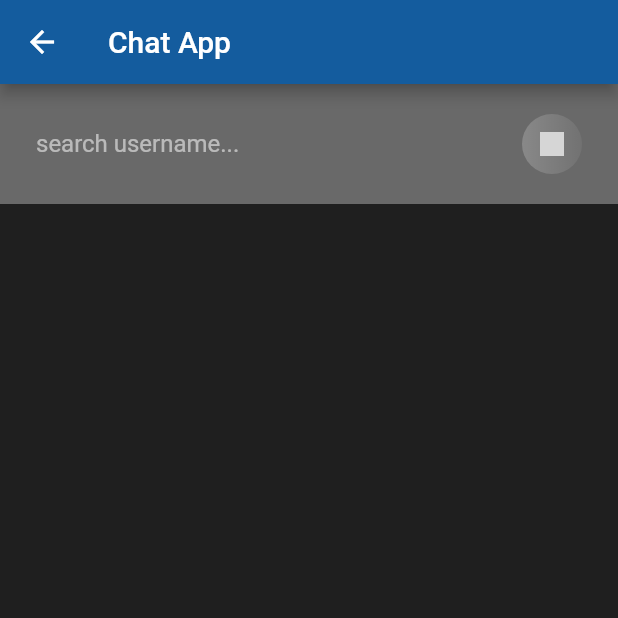
After one commit to hanishk/Online-Flutter_Chat, a Flutter app: the SearchScreen screen opened directly, on a phone screen of 412 x 824 dp, the top half of it. The commit adds this screen. Run offline on Flutter 3.47's test engine with Material 2 defaults, Android fonts, the phone set to English and light mode, and no system bars; our stand-ins replace firebase_auth; accounts and stored records are empty; grey boxes are pictures that could not be loaded.

Commit message:
Users Authentication

```diff
--- a/lib/main.dart
+++ b/lib/main.dart
@@ -1,5 +1,6 @@
-import 'package:chat_app/views/sigin.dart';
+import 'package:chat_app/helper/authenticate.dart';
 import 'package:flutter/material.dart';
+
 
 void main() => runApp(MyApp());
 
@@ -15,7 +16,7 @@ class MyApp extends StatelessWidget {
         primaryColor: Color(0xff145C9E),
         visualDensity: VisualDensity.adaptivePlatformDensity
       ),
-      home: SignIn()
+      home: Authenticate()
     );
   }
 }
--- /dev/null
+++ b/lib/model/user.dart
@@ -0,0 +1,5 @@
+
+class Users{
+  final String uid;
+  Users({this.uid});
+}
--- /dev/null
+++ b/lib/services/database.dart
@@ -0,0 +1,6 @@
+class DatabaseMethods{
+  //search for users in firestore
+  getUserByUsername(String username){
+
+  }
+}
--- /dev/null
+++ b/lib/views/search.dart
@@ -0,0 +1,56 @@
+import 'package:chat_app/widgets/widget.dart';
+import 'package:flutter/material.dart';
+
+class SearchScreen extends StatefulWidget {
+  @override
+  _SearchScreenState createState() => _SearchScreenState();
+}
+
+class _SearchScreenState extends State<SearchScreen> {
+  TextEditingController searchTextEditingController = new TextEditingController();
+
+  @override
+  Widget build(BuildContext context) {
+    return Scaffold(
+        appBar: appBarMain(context),
+        body: Container(
+          child: Column(
+            children: [
+              Container(
+                  color: Color(0x54FFFFFF),
+                  padding: EdgeInsets.symmetric(horizontal: 24, vertical: 16),
+                  child: Row(
+                    children: [
+                      Expanded(
+                          child: TextField(
+                            controller: searchTextEditingController,
+                        style: TextStyle(color: Colors.white),
+                        decoration: InputDecoration(
+                            hintText: "search username...",
+                            hintStyle: TextStyle(
+                              color: Colors.white54,
+                            ),
+                            border: InputBorder.none),
+                      )),
+                      Container(
+                        height: 40,
+                        width: 40,
+                        decoration: BoxDecoration(
+                          gradient: LinearGradient(
+                            colors: [
+                              const Color(0x36FFFFFF),
+                              const Color(0x0FFFFFFF)
+                            ]
+                          ),
+                          borderRadius: BorderRadius.circular(40)
+
+                        ),
+                        padding: EdgeInsets.all(12),
+                        child: Image.asset("asset/images/search_white.png"))
+                    ],
+                  ))
+            ],
+          ),
+        ));
+  }
+}
--- a/lib/widgets/widget.dart
+++ b/lib/widgets/widget.dart
@@ -1,5 +1,3 @@
-// import 'dart:ui';
-
 import 'package:flutter/material.dart';
 
 Widget appBarMain(BuildContext context){
--- a/pubspec.yaml
+++ b/pubspec.yaml
@@ -28,6 +28,7 @@ dependencies:
   # The following adds the Cupertino Icons font to your application.
   # Use with the CupertinoIcons class for iOS style icons.
   cupertino_icons: ^1.0.0
+  firebase_auth: ^0.18.3+1
 
 dev_dependencies:
   flutter_test:
```
Also changed, not shown: lib/helper/authenticate.dart (added, +30 -0 lines), lib/services/auth.dart (added, +49 -0 lines), lib/views/chatroom.dart (added, +41 -0 lines), lib/views/sigin.dart (+21 -7 lines), lib/views/signup.dart (+141 -49 lines), pubspec.lock, 3 other files.
